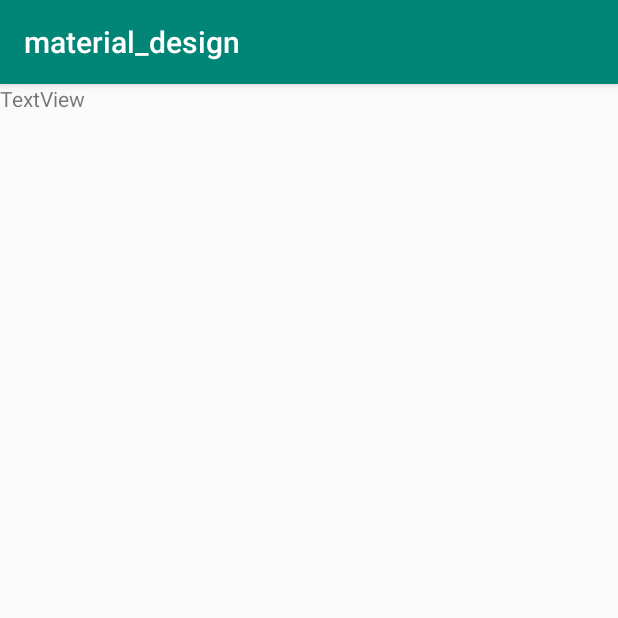
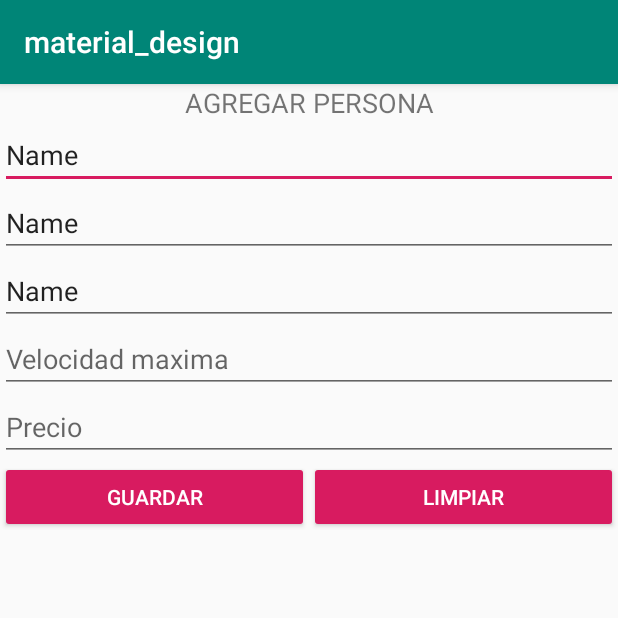
Before and after one commit to davidC1991/taller_MaterialDesign, an Android app: the AgregarPersona screen opened directly, with no data from a screen before it, on a phone screen of 412 x 824 dp, the top half of it. Run offline under Robolectric (Android 15) with nearby library versions, the phone set to English and light mode, and no system bars.

Commit message:
Pantalla agregar carro ok

```diff
--- a/app/src/main/java/com/example/material_design/MainActivity.java
+++ b/app/src/main/java/com/example/material_design/MainActivity.java
@@ -33,7 +33,12 @@ public class MainActivity extends AppCompatActivity {
         fab = findViewById(R.id.fab_agregar);
     }
 
-
+    public void agregar(View v){
+        Intent intent;
+        intent= new Intent(MainActivity.this, AgregarPersona.class);
+        startActivity(intent);
+        finish();
+    }
 
     public List<carro> obtenerCarros(){
         List<carro> carro= new ArrayList<>();
--- a/app/src/main/res/layout/activity_agregar_persona.xml
+++ b/app/src/main/res/layout/activity_agregar_persona.xml
@@ -8,8 +8,81 @@
     tools:context=".AgregarPersona">
 
     <TextView
-        android:id="@+id/textView"
+        android:id="@+id/tituloAgregarPersona"
         android:layout_width="match_parent"
         android:layout_height="wrap_content"
-        android:text="TextView" />
+        android:gravity="center_horizontal"
+        android:text="AGREGAR PERSONA"
+        android:textSize="18sp" />
+
+    <ImageView
+        android:id="@+id/imageView"
+        android:layout_width="match_parent"
+        android:layout_height="wrap_content"
+        tools:srcCompat="@tools:sample/avatars[0]" />
+
+    <EditText
+        android:id="@+id/txtMarca"
+        android:layout_width="match_parent"
+        android:layout_height="wrap_content"
+        android:ems="10"
+        android:hint="Marca"
+        android:inputType="textPersonName"
+        android:text="Name" />
+
+    <EditText
+        android:id="@+id/txtColor"
+        android:layout_width="match_parent"
+        android:layout_height="wrap_content"
+        android:ems="10"
+        android:hint="Color"
+        android:inputType="textPersonName"
+        android:text="Name" />
+
+    <EditText
+        android:id="@+id/txtPlaca"
+        android:layout_width="match_parent"
+        android:layout_height="wrap_content"
+        android:ems="10"
+        android:hint="Placa"
+        android:inputType="textPersonName"
+        android:text="Name" />
+
+    <EditText
+        android:id="@+id/txtVelocidad"
+        android:layout_width="match_parent"
+        android:layout_height="wrap_content"
+        android:ems="10"
+        android:hint="Velocidad maxima"
+        android:inputType="number" />
+
+    <EditText
+        android:id="@+id/editText5"
+        android:layout_width="match_parent"
+        android:layout_height="wrap_content"
+        android:ems="10"
+        android:hint="Precio"
+        android:inputType="number" />
+
+    <LinearLayout
+        android:layout_width="match_parent"
+        android:layout_height="match_parent"
+        android:orientation="horizontal">
+
+        <Button
+            android:id="@+id/btnGuardarCarro"
+            style="@style/Widget.AppCompat.Button.Colored"
+            android:layout_width="wrap_content"
+            android:layout_height="wrap_content"
+            android:layout_weight="1"
+            android:text="Guardar" />
+
+        <Button
+            android:id="@+id/btnLimpiar"
+            style="@style/Widget.AppCompat.Button.Colored"
+            android:layout_width="wrap_content"
+            android:layout_height="wrap_content"
+            android:layout_weight="1"
+            android:text="Limpiar" />
+    </LinearLayout>
 </LinearLayout>
--- a/app/src/main/res/layout/activity_main.xml
+++ b/app/src/main/res/layout/activity_main.xml
@@ -25,6 +25,7 @@
         android:layout_gravity="bottom|right"
         android:layout_margin="10dp"
         android:clickable="true"
+        android:onClick="agregar"
         app:srcCompat="@android:drawable/ic_menu_add" />
 
 
```
